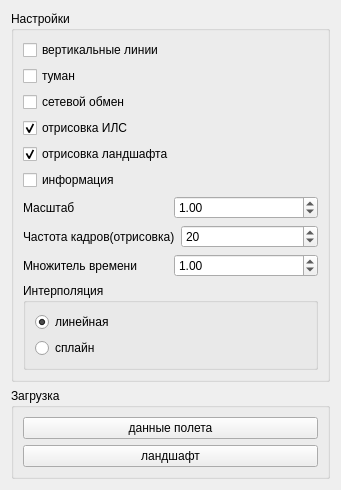
The window that formsettings.ui (FedorGurin/3DWorld) describes before a commit, drawn with Qt 5.
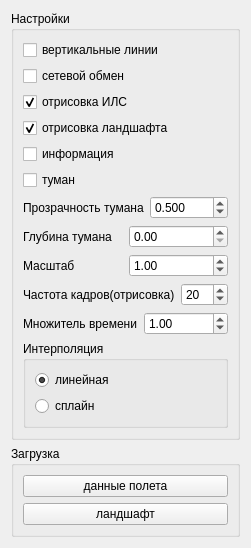
The same window after the commit.

The edit to the form file:
```diff
--- a/formsettings.ui
+++ b/formsettings.ui
@@ -6,8 +6,8 @@
    <rect>
     <x>0</x>
     <y>0</y>
-    <width>341</width>
-    <height>453</height>
+    <width>233</width>
+    <height>495</height>
    </rect>
   </property>
   <property name="windowTitle">
@@ -30,20 +30,13 @@
          </widget>
         </item>
         <item row="1" column="0">
-         <widget class="QCheckBox" name="checkBoxFog">
-          <property name="text">
-           <string>туман</string>
-          </property>
-         </widget>
-        </item>
-        <item row="2" column="0">
          <widget class="QCheckBox" name="checkBox">
           <property name="text">
            <string>сетевой обмен</string>
           </property>
          </widget>
         </item>
-        <item row="3" column="0">
+        <item row="2" column="0">
          <widget class="QCheckBox" name="checkBoxILS">
           <property name="text">
            <string>отрисовка ИЛС</string>
@@ -53,14 +46,72 @@
           </property>
          </widget>
         </item>
-        <item row="5" column="0">
+        <item row="3" column="0">
+         <widget class="QCheckBox" name="checkBoxLand">
+          <property name="text">
+           <string>отрисовка ландшафта</string>
+          </property>
+          <property name="checked">
+           <bool>true</bool>
+          </property>
+         </widget>
+        </item>
+        <item row="4" column="0">
          <widget class="QCheckBox" name="checkBoxInfo">
           <property name="text">
            <string>информация</string>
           </property>
          </widget>
         </item>
+        <item row="5" column="0">
+         <widget class="QCheckBox" name="checkBoxFog">
+          <property name="text">
+           <string>туман</string>
+          </property>
+         </widget>
+        </item>
         <item row="6" column="0">
+         <layout class="QHBoxLayout" name="horizontalLayout_4">
+          <item>
+           <widget class="QLabel" name="label_4">
+            <property name="text">
+             <string>Прозрачность тумана</string>
+            </property>
+           </widget>
+          </item>
+          <item>
+           <widget class="QDoubleSpinBox" name="doubleSpinBoxFog">
+            <property name="decimals">
+             <number>3</number>
+            </property>
+            <property name="maximum">
+             <double>1.000000000000000</double>
+            </property>
+            <property name="singleStep">
+             <double>0.010000000000000</double>
+            </property>
+            <property name="value">
+             <double>0.500000000000000</double>
+            </property>
+           </widget>
+          </item>
+         </layout>
+        </item>
+        <item row="7" column="0">
+         <layout class="QHBoxLayout" name="horizontalLayout_5">
+          <item>
+           <widget class="QLabel" name="label_5">
+            <property name="text">
+             <string>Глубина тумана</string>
+            </property>
+           </widget>
+          </item>
+          <item>
+           <widget class="QDoubleSpinBox" name="doubleSpinBoxDeepFog"/>
+          </item>
+         </layout>
+        </item>
+        <item row="8" column="0">
          <layout class="QHBoxLayout" name="horizontalLayout">
           <item>
            <widget class="QLabel" name="label">
@@ -87,7 +138,7 @@
           </item>
          </layout>
         </item>
-        <item row="7" column="0">
+        <item row="9" column="0">
          <layout class="QHBoxLayout" name="horizontalLayout_2">
           <item>
            <widget class="QLabel" name="label_2">
@@ -108,7 +159,7 @@
           </item>
          </layout>
         </item>
-        <item row="8" column="0">
+        <item row="10" column="0">
          <layout class="QHBoxLayout" name="horizontalLayout_3">
           <item>
            <widget class="QLabel" name="label_3">
@@ -132,7 +183,7 @@
           </item>
          </layout>
         </item>
-        <item row="9" column="0">
+        <item row="11" column="0">
          <widget class="QGroupBox" name="groupBox_3">
           <property name="title">
            <string>Интерполяция</string>
@@ -158,16 +209,6 @@
           </layout>
          </widget>
         </item>
-        <item row="4" column="0">
-         <widget class="QCheckBox" name="checkBoxLand">
-          <property name="text">
-           <string>отрисовка ландшафта</string>
-          </property>
-          <property name="checked">
-           <bool>true</bool>
-          </property>
-         </widget>
-        </item>
        </layout>
       </widget>
      </item>
```
